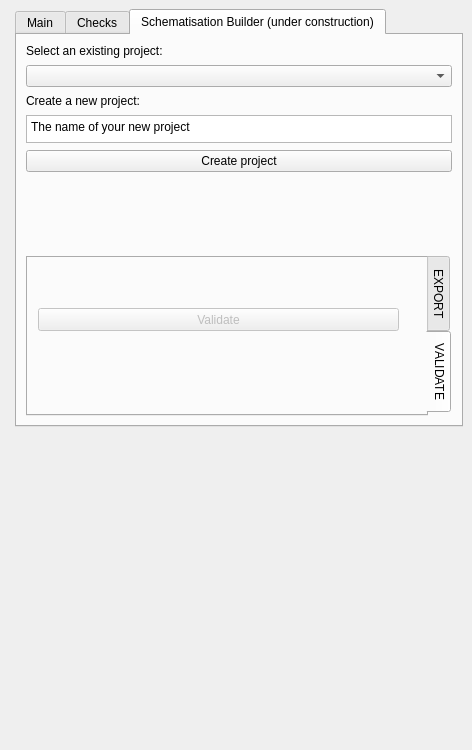
threedi/hhnk-threedi-plugin, file hhnk_threedi_plugin/hhnk_toolbox_dockwidget_base.ui: the form before one commit.
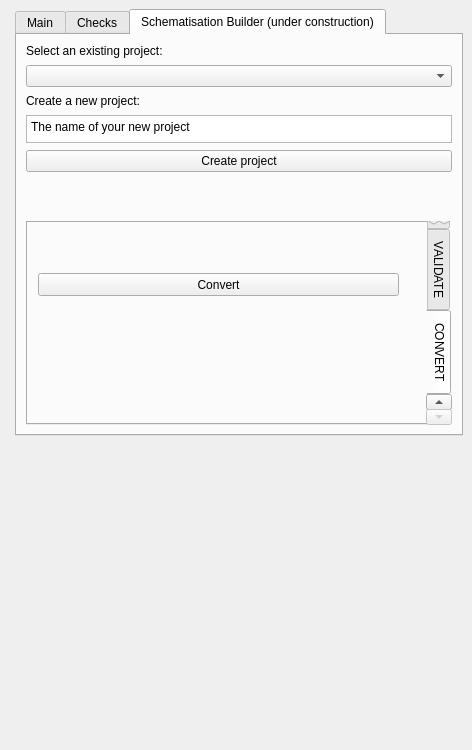
The form after the commit. Custom widgets are drawn as their Qt base class.

Diff of the .ui file:
```diff
--- a/hhnk_threedi_plugin/hhnk_toolbox_dockwidget_base.ui
+++ b/hhnk_threedi_plugin/hhnk_toolbox_dockwidget_base.ui
@@ -506,7 +506,7 @@
            <enum>QTabWidget::East</enum>
           </property>
           <property name="currentIndex">
-           <number>1</number>
+           <number>2</number>
           </property>
           <widget class="QWidget" name="tab_status_0">
            <attribute name="title">
@@ -597,6 +597,24 @@
             </property>
            </widget>
           </widget>
+          <widget class="QWidget" name="tab_status_2">
+           <attribute name="title">
+            <string>CONVERT</string>
+           </attribute>
+           <widget class="QPushButton" name="ConvertPushButton">
+            <property name="geometry">
+             <rect>
+              <x>10</x>
+              <y>50</y>
+              <width>361</width>
+              <height>23</height>
+             </rect>
+            </property>
+            <property name="text">
+             <string>Convert</string>
+            </property>
+           </widget>
+          </widget>
          </widget>
         </item>
        </layout>
```
Left out of the diff: 4 changed lines with no effect on the pictures.
